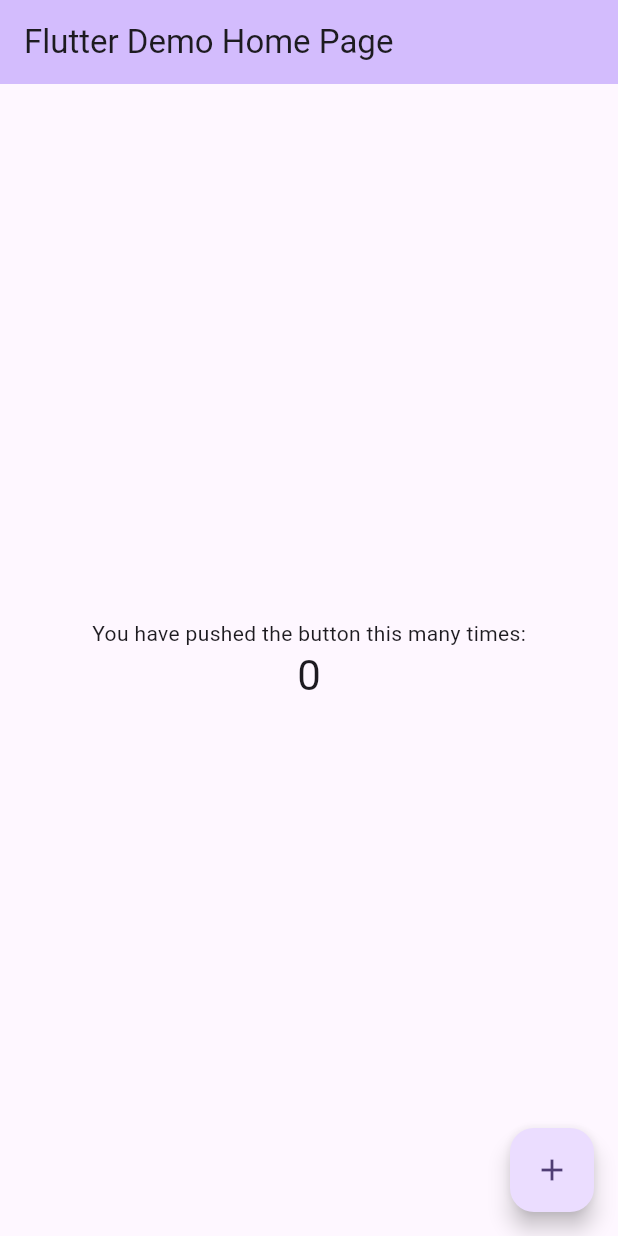
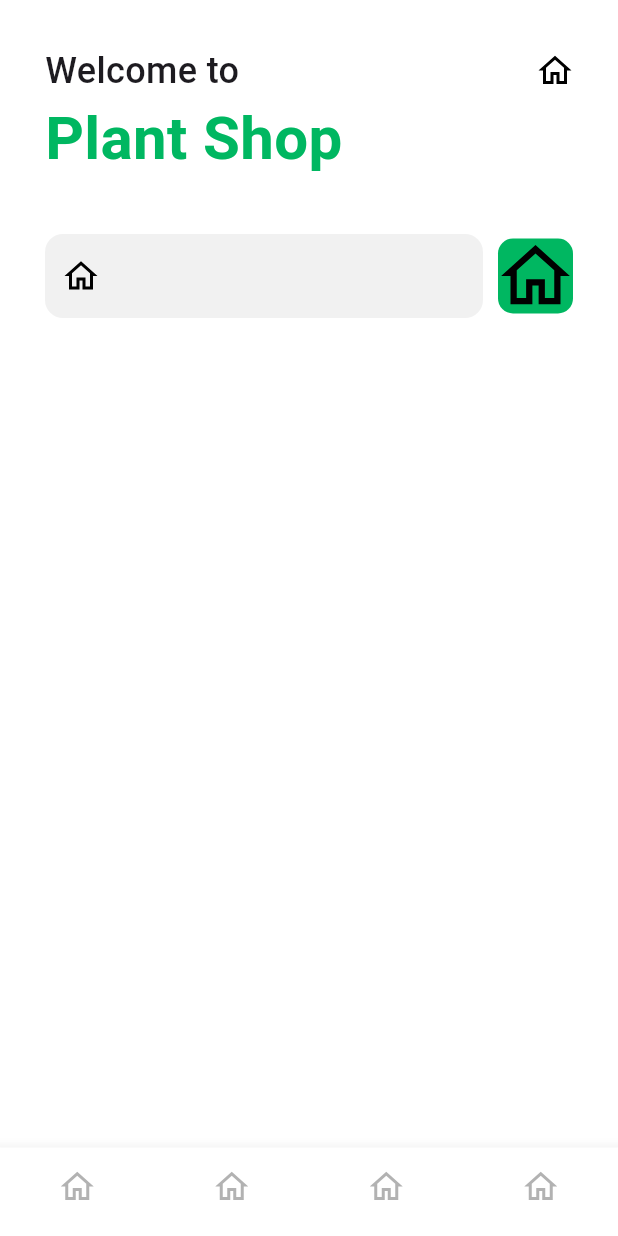
Before and after one commit to SokunbophaSovann2003/e-invitation-card, a Flutter app: the screen it shows after launch, on a phone screen of 412 x 824 dp. Run offline on Flutter 3.47's test engine with Material 3 defaults, Android fonts, the phone set to English and light mode, and no system bars; our stand-ins replace flutter_svg.

Commit message:
second commit

```diff
--- /dev/null
+++ b/lib/data/data.dart
@@ -0,0 +1,17 @@
+class Card {
+  String image;
+  String name;
+  String price;
+  Card({
+    required this.image,
+    required this.name,
+    required this.price,
+});
+}
+
+List<Card> cardList = [
+  Card(image: '', name: 'Wedding Card', price: '30.00'),
+  Card(image: '', name: 'Wedding Card', price: '30.00'),
+  Card(image: '', name: 'Wedding Card', price: '30.00'),
+  Card(image: '', name: 'Wedding Card', price: '30.00')
+];
--- a/lib/main.dart
+++ b/lib/main.dart
@@ -1,4 +1,6 @@
 import 'package:flutter/material.dart';
+import 'package:flutter/cupertino.dart';
+import 'widgets/bottom_bar.dart';
 
 void main() {
   runApp(const MyApp());
@@ -13,113 +15,13 @@ class MyApp extends StatelessWidget {
     return MaterialApp(
       title: 'Flutter Demo',
       theme: ThemeData(
-        // This is the theme of your application.
-        //
-        // TRY THIS: Try running your application with "flutter run". You'll see
-        // the application has a purple toolbar. Then, without quitting the app,
-        // try changing the seedColor in the colorScheme below to Colors.green
-        // and then invoke "hot reload" (save your changes or press the "hot
-        // reload" button in a Flutter-supported IDE, or press "r" if you used
-        // the command line to start the app).
-        //
-        // Notice that the counter didn't reset back to zero; the application
-        // state is not lost during the reload. To reset the state, use hot
-        // restart instead.
-        //
-        // This works for code too, not just values: Most code changes can be
-        // tested with just a hot reload.
-        colorScheme: ColorScheme.fromSeed(seedColor: Colors.deepPurple),
-        useMaterial3: true,
+        scaffoldBackgroundColor: Colors.white,
+        fontFamily: "Roboto",
+        cupertinoOverrideTheme: const CupertinoThemeData(
+          primaryColor: Colors.black,
+        )
       ),
-      home: const MyHomePage(title: 'Flutter Demo Home Page'),
+      home: const BottomBar(),
     );
   }
 }
-
-class MyHomePage extends StatefulWidget {
-  const MyHomePage({super.key, required this.title});
-
-  // This widget is the home page of your application. It is stateful, meaning
-  // that it has a State object (defined below) that contains fields that affect
-  // how it looks.
-
-  // This class is the configuration for the state. It holds the values (in this
-  // case the title) provided by the parent (in this case the App widget) and
-  // used by the build method of the State. Fields in a Widget subclass are
-  // always marked "final".
-
-  final String title;
-
-  @override
-  State<MyHomePage> createState() => _MyHomePageState();
-}
-
-class _MyHomePageState extends State<MyHomePage> {
-  int _counter = 0;
-
-  void _incrementCounter() {
-    setState(() {
-      // This call to setState tells the Flutter framework that something has
-      // changed in this State, which causes it to rerun the build method below
-      // so that the display can reflect the updated values. If we changed
-      // _counter without calling setState(), then the build method would not be
-      // called again, and so nothing would appear to happen.
-      _counter++;
-    });
-  }
-
-  @override
-  Widget build(BuildContext context) {
-    // This method is rerun every time setState is called, for instance as done
-    // by the _incrementCounter method above.
-    //
-    // The Flutter framework has been optimized to make rerunning build methods
-    // fast, so that you can just rebuild anything that needs updating rather
-    // than having to individually change instances of widgets.
-    return Scaffold(
-      appBar: AppBar(
-        // TRY THIS: Try changing the color here to a specific color (to
-        // Colors.amber, perhaps?) and trigger a hot reload to see the AppBar
-        // change color while the other colors stay the same.
-        backgroundColor: Theme.of(context).colorScheme.inversePrimary,
-        // Here we take the value from the MyHomePage object that was created by
-        // the App.build method, and use it to set our appbar title.
-        title: Text(widget.title),
-      ),
-      body: Center(
-        // Center is a layout widget. It takes a single child and positions it
-        // in the middle of the parent.
-        child: Column(
-          // Column is also a layout widget. It takes a list of children and
-          // arranges them vertically. By default, it sizes itself to fit its
-          // children horizontally, and tries to be as tall as its parent.
-          //
-          // Column has various properties to control how it sizes itself and
-          // how it positions its children. Here we use mainAxisAlignment to
-          // center the children vertically; the main axis here is the vertical
-          // axis because Columns are vertical (the cross axis would be
-          // horizontal).
-          //
-          // TRY THIS: Invoke "debug painting" (choose the "Toggle Debug Paint"
-          // action in the IDE, or press "p" in the console), to see the
-          // wireframe for each widget.
-          mainAxisAlignment: MainAxisAlignment.center,
-          children: <Widget>[
-            const Text(
-              'You have pushed the button this many times:',
-            ),
-            Text(
-              '$_counter',
-              style: Theme.of(context).textTheme.headlineMedium,
-            ),
-          ],
-        ),
-      ),
-      floatingActionButton: FloatingActionButton(
-        onPressed: _incrementCounter,
-        tooltip: 'Increment',
-        child: const Icon(Icons.add),
-      ), // This trailing comma makes auto-formatting nicer for build methods.
-    );
-  }
-}
--- /dev/null
+++ b/lib/pages/home_page.dart
@@ -0,0 +1,101 @@
+import 'package:flutter/cupertino.dart';
+import 'package:flutter/material.dart';
+import 'package:flutter_svg/flutter_svg.dart';
+
+import '../widgets/app_colors.dart';
+
+class HomePage extends StatelessWidget {
+  const HomePage({super.key});
+
+  @override
+  Widget build(BuildContext context) {
+    return const Scaffold(
+      body: SafeArea(
+          child: Column(
+        children: [
+          TopPortion(),
+
+          SearchPortion(),
+        ],
+      )),
+    );
+  }
+}
+
+class SearchPortion extends StatelessWidget {
+  const SearchPortion({super.key});
+
+  @override
+  Widget build(BuildContext context) {
+    return Padding(
+        padding: EdgeInsets.only(left: 30, top: 35, right: 30),
+      child: Row(
+        children: [
+          Expanded(child: TextField(
+            decoration: InputDecoration(
+              fillColor: AppColors.lightGray,
+              filled: true,
+              prefixIcon: IconButton(onPressed: null, icon: SvgPicture.asset("assets/icons/home.svg"),),
+              border: OutlineInputBorder(
+                borderSide: BorderSide.none,
+                borderRadius: BorderRadius.circular(12)
+              )
+            ),
+          )),
+          const SizedBox(width: 10),
+          CupertinoButton(
+              padding: EdgeInsets.zero,
+              onPressed: (){},
+              child: Container(
+                height: 50,
+                width: 50,
+                decoration: BoxDecoration(
+                  color: AppColors.primaryGreen,
+                  borderRadius: BorderRadius.circular(10)
+                ),
+                child: SvgPicture.asset("assets/icons/home.svg"),
+              )
+          )
+        ],
+      ),
+    );
+  }
+}
+
+
+class TopPortion extends StatelessWidget {
+  const TopPortion({super.key});
+
+  @override
+  Widget build(BuildContext context) {
+    return Padding(
+      padding: const EdgeInsets.only(left: 30, top: 30, right: 30),
+      child: Column(
+        crossAxisAlignment: CrossAxisAlignment.start,
+        children: [
+          Row(
+            mainAxisAlignment: MainAxisAlignment.spaceBetween,
+            children: [
+              const Text(
+                "Welcome to",
+                style: TextStyle(
+                  fontSize: 24,
+                  fontWeight: FontWeight.w500,
+                ),
+              ),
+              SvgPicture.asset("assets/icons/home.svg")
+            ],
+          ),
+          const Text(
+            "Plant Shop",
+            style: TextStyle(
+              fontSize: 40,
+              fontWeight: FontWeight.bold,
+              color: AppColors.primaryGreen,
+            ),
+          )
+        ],
+      ),
+    );
+  }
+}
--- /dev/null
+++ b/lib/widgets/app_colors.dart
@@ -0,0 +1,9 @@
+import 'package:flutter/material.dart';
+
+class AppColors {
+  static const Color primaryGreen = Color(0xff00B761);
+  static const Color lightGray = Color(0xffF1F1F1);
+  static const Color backgroundGray = Color(0xffF3F3F3);
+  static const Color textBlack = Color(0xff000000);
+  static Color overlayBlack = Colors.black.withOpacity(0.1);
+}
--- /dev/null
+++ b/lib/widgets/bottom_bar.dart
@@ -0,0 +1,79 @@
+import 'package:flutter/material.dart';
+import 'package:flutter_svg/svg.dart';
+import 'package:my_flutter_app/pages/home_page.dart';
+
+class BottomBar extends StatefulWidget {
+  const BottomBar({super.key});
+
+  @override
+  State<BottomBar> createState() => _BottomBarState();
+}
+
+class _BottomBarState extends State<BottomBar> {
+
+  int _selectedIndex = 0;
+
+  static const List<Widget> _widgetOptions = <Widget>[
+    HomePage(),
+    Text('Page 2'),
+    Text('Page 3'),
+    Text('Page 4'),
+  ];
+
+  void _onItemTapped(int index) {
+    setState(() {
+      _selectedIndex = index;
+    });
+  }
+  @override
+  Widget build(BuildContext context) {
+    const Color selectedItemColor = Color(0xff00B761);
+    const Color unSelectedItemColor = Color(0xffB2B2B2);
+    return Scaffold(
+      body: Center(
+        child: _widgetOptions.elementAt(_selectedIndex),
+      ),
+      bottomNavigationBar: Padding(
+          padding: const EdgeInsets.only(top: 10),
+        child: BottomNavigationBar(
+          type: BottomNavigationBarType.fixed,
+          backgroundColor: Colors.white,
+          showSelectedLabels: false,
+          showUnselectedLabels: false,
+          items: <BottomNavigationBarItem>[
+            BottomNavigationBarItem(
+              icon: SvgPicture.asset(
+                "assets/icons/home.svg",
+                colorFilter: ColorFilter.mode(_selectedIndex == 1 ? selectedItemColor : unSelectedItemColor, BlendMode.srcIn),
+              ),
+              label: ''
+            ),
+            BottomNavigationBarItem(
+                icon: SvgPicture.asset(
+                  "assets/icons/home.svg",
+                  colorFilter: ColorFilter.mode(_selectedIndex == 2 ? selectedItemColor : unSelectedItemColor, BlendMode.srcIn),
+                ),
+                label: ''
+            ),
+            BottomNavigationBarItem(
+                icon: SvgPicture.asset(
+                  "assets/icons/home.svg",
+                  colorFilter: ColorFilter.mode(_selectedIndex == 3 ? selectedItemColor : unSelectedItemColor, BlendMode.srcIn),
+                ),
+                label: ''
+            ),
+            BottomNavigationBarItem(
+                icon: SvgPicture.asset(
+                  "assets/icons/home.svg",
+                  colorFilter: ColorFilter.mode(_selectedIndex == 4 ? selectedItemColor : unSelectedItemColor, BlendMode.srcIn),
+                ),
+                label: ''
+            )
+          ],
+          currentIndex: _selectedIndex,
+          onTap: _onItemTapped,
+        ),
+      ),
+    );
+  }
+}
```
Also changed, not shown: pubspec.yaml (+11 -0 lines), assets/icons/home.svg (added), lib/app_colors.dart (added), pubspec.lock.
